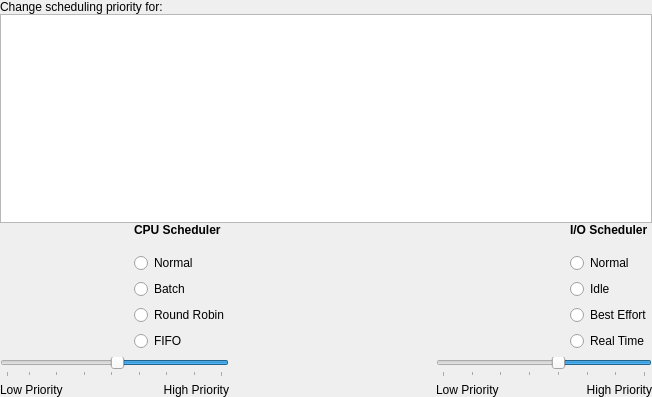
KDE/libksysguard, file processui/ReniceDlgUi.ui: the form before one commit.
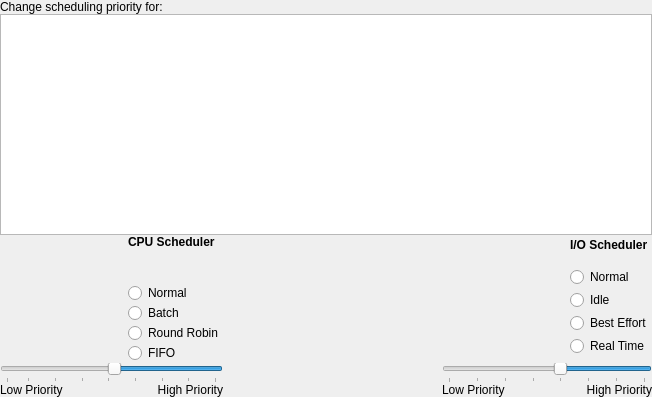
The form after the commit. Icons and pictures are not drawn.

Commit message:
SVN_SILENT Cleanup .ui files
This removes (as discussed on k-c-d)
* obsolete <pixmapfunction>
* deprecated <layoutdefault>
* empty <author>, <comment>, <exportmacro>

Diff of the .ui file:
```diff
--- a/processui/ReniceDlgUi.ui
+++ b/processui/ReniceDlgUi.ui
@@ -434,7 +434,6 @@
    </item>
   </layout>
  </widget>
- <layoutdefault spacing="6" margin="11" />
  <tabstops>
   <tabstop>listWidget</tabstop>
  </tabstops>
```
